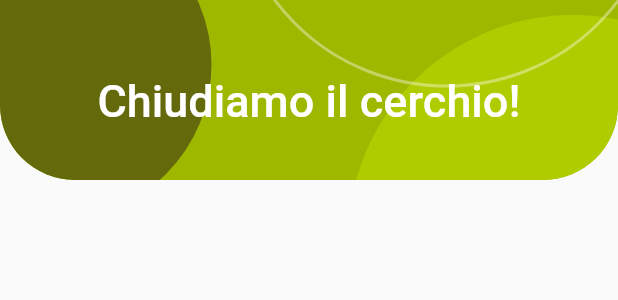
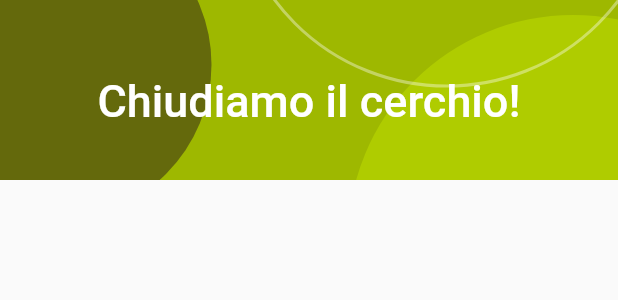
Before and after one commit to adic-umbria/chiudiamo-il-cerchio-flutter, a Flutter app: the CustomAppBar widget shown alone on an empty page, opened directly, on a phone screen of 412 x 824 dp. Shown: the top 300 px of the screen. Run offline on Flutter 3.47's test engine with Material 2 defaults, Android fonts, the phone set to English and light mode, and no system bars; our stand-ins replace equatable.

Commit message:
Remove rounded borders from the AppBar

```diff
--- a/lib/widgets/app_bar.dart
+++ b/lib/widgets/app_bar.dart
@@ -17,10 +17,6 @@ class CustomAppBar extends StatelessWidget implements PreferredSizeWidget {
     var width = MediaQuery.of(context).size.width;
 
     return ClipRRect(
-      borderRadius: BorderRadius.only(
-        bottomLeft: Radius.circular(50),
-        bottomRight: Radius.circular(50),
-      ),
       child: Container(
           height: widgetHeight,
           width: width,
```
